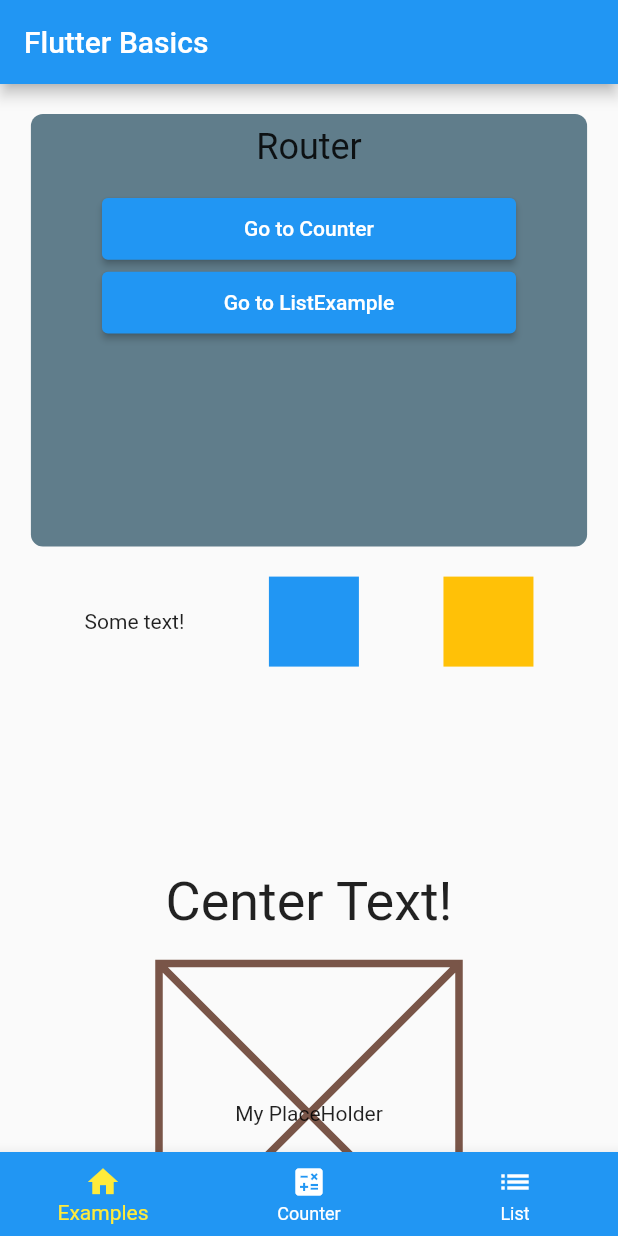
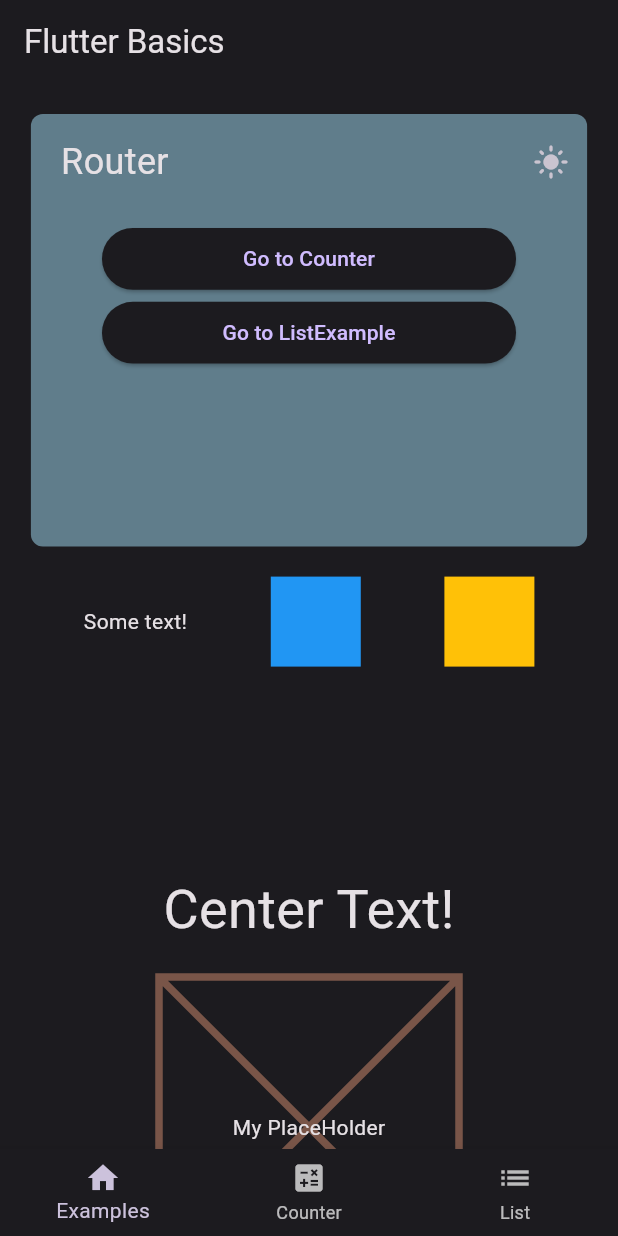
Before and after one commit to we-mohd-i001/flutter_basics, a Flutter app: the screen it shows after launch, on a phone screen of 412 x 824 dp. Run offline on Flutter 3.47's test engine with Material 2 defaults, Android fonts, the phone set to English and light mode, and no system bars; network calls fail.

Commit message:
Created a dark and a light theme in the app
Toggling it using the Provider package.

```diff
--- /dev/null
+++ b/lib/application/theme_service.dart
@@ -0,0 +1,11 @@
+ import 'package:flutter/cupertino.dart';
+
+class ThemeService extends ChangeNotifier{
+  bool isDarkModeOn = false;
+
+  void toggleTheme(){
+    isDarkModeOn = !isDarkModeOn;
+    notifyListeners();
+  }
+
+}
--- a/lib/main.dart
+++ b/lib/main.dart
@@ -1,11 +1,16 @@
 import 'package:flutter/material.dart';
+import 'package:flutter_basics/application/theme_service.dart';
 import 'package:flutter_basics/presentation/counter/counter_screen.dart';
 import 'package:flutter_basics/presentation/list/list_example.dart';
 import 'package:flutter_basics/presentation/rootnavigation/root_navigation_bar.dart';
 import 'package:flutter_basics/presentation/screens/home_screen.dart';
+import 'package:flutter_basics/theme/color_schemes.dart';
+import 'package:provider/provider.dart';
 
 void main() {
-  runApp(const MyApp());
+  runApp(
+    ChangeNotifierProvider(create: (context) => ThemeService(), child: MyApp()),
+  );
 }
 
 class MyApp extends StatelessWidget {
@@ -13,11 +18,12 @@ class MyApp extends StatelessWidget {
 
   @override
   Widget build(BuildContext context) {
+    return Consumer<ThemeService>(builder:(context, themeService, child){
       return MaterialApp(
         title: 'Flutter Demo',
-      theme: ThemeData(
-        primarySwatch: Colors.blue,
-      ),
+        theme: themeService.isDarkModeOn
+            ? ThemeData(useMaterial3: true, colorScheme: lightColorScheme)
+            : ThemeData(useMaterial3: true, colorScheme: darkColorScheme),
         // routes: {
         //   '/': (context) => const HomeScreen(),
         //   'counter': (context) => const CounterScreen(),
@@ -25,5 +31,6 @@ class MyApp extends StatelessWidget {
         // },
         home: const RootNavigationBar(),
       );
+    });
   }
 }
--- a/lib/presentation/rootnavigation/root_navigation_bar.dart
+++ b/lib/presentation/rootnavigation/root_navigation_bar.dart
@@ -24,9 +24,9 @@ class _RootNavigationBarState extends State<RootNavigationBar> {
         ],
       ),
       bottomNavigationBar: BottomNavigationBar(
-        backgroundColor: Colors.blue,
-        selectedItemColor: Colors.yellow,
-        unselectedItemColor: Colors.white,
+        // backgroundColor: Colors.blue,
+        // selectedItemColor: Colors.yellow,
+        // unselectedItemColor: Colors.white,
         currentIndex: _curIndex,
         onTap: (index){
           setState(() {
--- a/lib/presentation/screens/home_screen.dart
+++ b/lib/presentation/screens/home_screen.dart
@@ -1,10 +1,12 @@
 import 'package:flutter/material.dart';
+import 'package:flutter_basics/application/theme_service.dart';
 import 'package:flutter_basics/contact_card/presentation/widgets/person_card.dart';
 import 'package:flutter_basics/presentation/widgets/container_center_padding-example.dart';
 import 'package:flutter_basics/presentation/widgets/custom_button.dart';
 import 'package:flutter_basics/presentation/widgets/gesture_button.dart';
 import 'package:flutter_basics/presentation/widgets/layout_builder_example.dart';
 import 'package:flutter_basics/presentation/widgets/row_expanded_example.dart';
+import 'package:provider/provider.dart';
 
 class HomeScreen extends StatelessWidget {
   const HomeScreen({super.key});
@@ -24,27 +26,43 @@ class HomeScreen extends StatelessWidget {
             ),
             Container(
               decoration: BoxDecoration(
-                color: Colors.blueGrey,
-                borderRadius: BorderRadius.circular(8)
-              ),
+                  color: Colors.blueGrey,
+                  borderRadius: BorderRadius.circular(8)),
               height: size.height * 0.35,
               width: size.width - size.width * 0.1,
               child: Column(
-
                 children: [
                   const SizedBox(
                     height: 8,
                   ),
-                  const Text(
-                    'Router',
-                    style: TextStyle(fontSize: 24),
+                  Row(
+                    children: [
+                      const Expanded(
+                        child: Padding(
+                          padding: EdgeInsets.symmetric(horizontal: 20),
+                          child: Text(
+                            'Router',
+                            style: TextStyle(fontSize: 24),
+                          ),
+                        ),
+                      ),
+                      IconButton(
+                        onPressed: () {
+                          Provider.of<ThemeService>(context, listen: false)
+                              .toggleTheme();
+                        },
+                        icon: Provider.of<ThemeService>(context).isDarkModeOn
+                            ? const Icon(Icons.dark_mode)
+                            : const Icon(Icons.light_mode),
+                      ),
+                    ],
                   ),
                   Padding(
                     padding: const EdgeInsets.all(20),
                     child: Column(
                       children: [
                         SizedBox(
-                          height: size.height*0.05,
+                          height: size.height * 0.05,
                           width: size.width * 0.67,
                           child: ElevatedButton(
                             onPressed: () {
@@ -57,7 +75,7 @@ class HomeScreen extends StatelessWidget {
                           height: 8,
                         ),
                         SizedBox(
-                          height: size.height*0.05,
+                          height: size.height * 0.05,
                           width: size.width * 0.67,
                           child: ElevatedButton(
                             onPressed: () {
--- /dev/null
+++ b/lib/theme/color_schemes.dart
@@ -0,0 +1,69 @@
+import 'package:flutter/material.dart';
+
+const lightColorScheme = ColorScheme(
+  brightness: Brightness.light,
+  primary: Color(0xFF6750A4),
+  onPrimary: Color(0xFFFFFFFF),
+  primaryContainer: Color(0xFFEADDFF),
+  onPrimaryContainer: Color(0xFF21005D),
+  secondary: Color(0xFF625B71),
+  onSecondary: Color(0xFFFFFFFF),
+  secondaryContainer: Color(0xFFE8DEF8),
+  onSecondaryContainer: Color(0xFF1D192B),
+  tertiary: Color(0xFF7D5260),
+  onTertiary: Color(0xFFFFFFFF),
+  tertiaryContainer: Color(0xFFFFD8E4),
+  onTertiaryContainer: Color(0xFF31111D),
+  error: Color(0xFFB3261E),
+  onError: Color(0xFFFFFFFF),
+  errorContainer: Color(0xFFF9DEDC),
+  onErrorContainer: Color(0xFF410E0B),
+  outline: Color(0xFF79747E),
+  background: Color(0xFFFFFBFE),
+  onBackground: Color(0xFF1C1B1F),
+  surface: Color(0xFFFFFBFE),
+  onSurface: Color(0xFF1C1B1F),
+  surfaceVariant: Color(0xFFE7E0EC),
+  onSurfaceVariant: Color(0xFF49454F),
+  inverseSurface: Color(0xFF313033),
+  onInverseSurface: Color(0xFFF4EFF4),
+  inversePrimary: Color(0xFFD0BCFF),
+  shadow: Color(0xFF000000),
+  surfaceTint: Color(0xFF6750A4),
+  outlineVariant: Color(0xFFCAC4D0),
+  scrim: Color(0xFF000000),
+);
+
+const darkColorScheme = ColorScheme(
+  brightness: Brightness.dark,
+  primary: Color(0xFFD0BCFF),
+  onPrimary: Color(0xFF381E72),
+  primaryContainer: Color(0xFF4F378B),
+  onPrimaryContainer: Color(0xFFEADDFF),
+  secondary: Color(0xFFCCC2DC),
+  onSecondary: Color(0xFF332D41),
+  secondaryContainer: Color(0xFF4A4458),
+  onSecondaryContainer: Color(0xFFE8DEF8),
+  tertiary: Color(0xFFEFB8C8),
+  onTertiary: Color(0xFF492532),
+  tertiaryContainer: Color(0xFF633B48),
+  onTertiaryContainer: Color(0xFFFFD8E4),
+  error: Color(0xFFF2B8B5),
+  onError: Color(0xFF601410),
+  errorContainer: Color(0xFF8C1D18),
+  onErrorContainer: Color(0xFFF9DEDC),
+  outline: Color(0xFF938F99),
+  background: Color(0xFF1C1B1F),
+  onBackground: Color(0xFFE6E1E5),
+  surface: Color(0xFF1C1B1F),
+  onSurface: Color(0xFFE6E1E5),
+  surfaceVariant: Color(0xFF49454F),
+  onSurfaceVariant: Color(0xFFCAC4D0),
+  inverseSurface: Color(0xFFE6E1E5),
+  onInverseSurface: Color(0xFF313033),
+  inversePrimary: Color(0xFF6750A4),
+  shadow: Color(0xFF000000),
+  surfaceTint: Color(0xFFD0BCFF),
+  outlineVariant: Color(0xFF49454F),
+  scrim: Color(0xFF000000),
+);
--- a/pubspec.yaml
+++ b/pubspec.yaml
@@ -35,6 +35,7 @@ dependencies:
   # The following adds the Cupertino Icons font to your application.
   # Use with the CupertinoIcons class for iOS style icons.
   cupertino_icons: ^1.0.2
+  provider: ^6.1.1
 
 dev_dependencies:
   flutter_test:
```
Also changed, not shown: pubspec.lock. Lines whose indentation alone changed are shown as unchanged.
